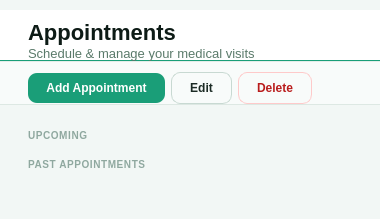
This is src/ui/page_appointments.ui in shasheenahdeeneillelumasag/CCC151---Group-Project as Qt 5 draws it before an edit. The edited form follows.
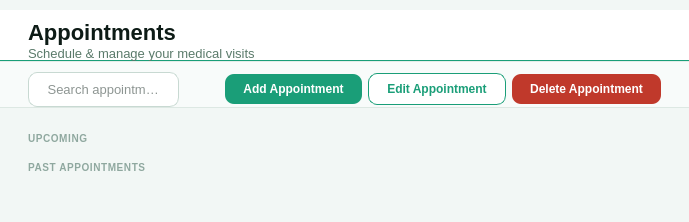
This is the edited form.

Commit message: Move toolbar buttons to right, add search fields, style QLineEdit consistently

The edit to the form file:
```diff
--- a/src/ui/page_appointments.ui
+++ b/src/ui/page_appointments.ui
@@ -3,7 +3,7 @@
  <class>PageAppointments</class>
  <widget class="QWidget" name="PageAppointments">
   <property name="styleSheet">
-   <string>QWidget { background-color: #F2F7F5; font-family: "Segoe UI", sans-serif; } QLabel { background: transparent; }</string>
+   <string>QWidget { background-color: #F2F7F5; font-family: "Segoe UI", sans-serif; } QLabel { background: transparent; } QLineEdit { border: 1px solid #C8D9D2; border-radius: 9px; padding: 8px 13px; font-size: 13px; color: #1C2B25; background: #FFFFFF; } QLineEdit:focus { border-color: #1A9E78; }</string>
   </property>
   <layout class="QVBoxLayout" name="apptLayout">
    <property name="spacing"><number>0</number></property>
@@ -33,21 +33,10 @@
        <property name="rightMargin"><number>28</number></property>
        <property name="bottomMargin"><number>0</number></property>
        <item>
-        <widget class="QPushButton" name="btnAddAppt">
-         <property name="text"><string>Add Appointment</string></property>
-         <property name="styleSheet"><string>QPushButton { background: #1A9E78; color: #FFF; font-size: 12px; font-weight: 600; border: none; border-radius: 9px; padding: 8px 18px; } QPushButton:hover { background: #0D6B52; }</string></property>
-        </widget>
-       </item>
-       <item>
-        <widget class="QPushButton" name="btnEditAppt">
-         <property name="text"><string>Edit</string></property>
-         <property name="styleSheet"><string>QPushButton { background: transparent; color: #1C2B25; font-size: 12px; font-weight: 600; border: 1px solid #C8D9D2; border-radius: 9px; padding: 8px 18px; } QPushButton:hover { background: #F2F7F5; border-color: #1A9E78; color: #1A9E78; }</string></property>
-        </widget>
-       </item>
-       <item>
-        <widget class="QPushButton" name="btnDeleteAppt">
-         <property name="text"><string>Delete</string></property>
-         <property name="styleSheet"><string>QPushButton { background: transparent; color: #B91C1C; font-size: 12px; font-weight: 600; border: 1px solid #FECACA; border-radius: 9px; padding: 8px 18px; } QPushButton:hover { background: #FEE2E2; border-color: #F87171; }</string></property>
+         <widget class="QLineEdit" name="searchInput">
+          <property name="placeholderText"><string> Search appointments...</string></property>
+          <property name="minimumWidth"><number>200</number></property>
+          <property name="maximumWidth"><number>240</number></property>
         </widget>
        </item>
        <item>
@@ -63,6 +52,26 @@
          </property>
         </spacer>
        </item>
+        <item>
+         <widget class="QPushButton" name="btnAddAppt">
+          <property name="text"><string>Add Appointment</string></property>
+          <property name="styleSheet"><string>QPushButton { background: #1A9E78; color: #FFF; font-size: 12px; font-weight: 600; border: none; border-radius: 9px; padding: 8px 18px; } QPushButton:hover { background: #0D6B52; }</string></property>
+         </widget>
+        </item>
+        <item>
+         <widget class="QPushButton" name="btnEditAppt">
+          <property name="cursor"><cursorShape>PointingHandCursor</cursorShape></property>
+          <property name="text"><string>Edit Appointment</string></property>
+          <property name="styleSheet"><string>QPushButton { background: #FFFFFF; color: #1A9E78; font-size: 12px; font-weight: 600; border: 1px solid #1A9E78; border-radius: 9px; padding: 8px 18px; } QPushButton:hover { background: #E3F5EE; }</string></property>
+         </widget>
+        </item>
+        <item>
+          <widget class="QPushButton" name="btnDeleteAppt">
+           <property name="cursor"><cursorShape>PointingHandCursor</cursorShape></property>
+           <property name="text"><string>Delete Appointment</string></property>
+           <property name="styleSheet"><string>QPushButton { background: #C0392B; color: #FFF; font-size: 12px; font-weight: 600; border: none; border-radius: 9px; padding: 8px 18px; } QPushButton:hover { background: #A93226; }</string></property>
+          </widget>
+        </item>
       </layout>
      </widget>
     </item>
```
Lines whose indentation alone changed are shown as unchanged. The commit also changes 19 other files.
